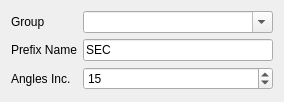
The window that widgets/define/create_section_cuts.ui (ebrahimraeyat/civilTools) describes before a commit, drawn with Qt 5.
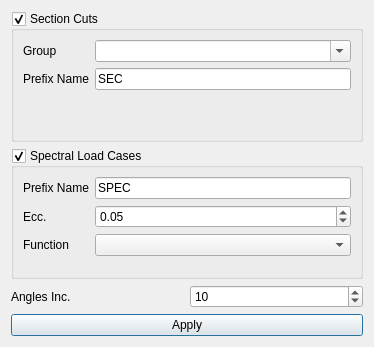
The same window after the commit. Icons and pictures are not drawn.

Commit message: Add angular loadcases

What changed in the file:
```diff
--- a/widgets/define/create_section_cuts.ui
+++ b/widgets/define/create_section_cuts.ui
@@ -6,8 +6,8 @@
    <rect>
     <x>0</x>
     <y>0</y>
-    <width>284</width>
-    <height>102</height>
+    <width>374</width>
+    <height>347</height>
    </rect>
   </property>
   <property name="windowTitle">
@@ -17,36 +17,113 @@
    <iconset>
     <normaloff>:/cfactor/images/cut.svg</normaloff>:/cfactor/images/cut.svg</iconset>
   </property>
-  <layout class="QGridLayout" name="gridLayout">
-   <item row="2" column="0" colspan="2">
-    <widget class="QLabel" name="label_3">
+  <layout class="QVBoxLayout" name="verticalLayout">
+   <item>
+    <widget class="QGroupBox" name="cuts_groupbox">
+     <property name="title">
+      <string>Section Cuts</string>
+     </property>
+     <property name="checkable">
+      <bool>true</bool>
+     </property>
+     <layout class="QFormLayout" name="formLayout">
+      <item row="0" column="0">
+       <widget class="QLabel" name="label">
      <property name="text">
-      <string>Angles Inc.</string>
+         <string>Group</string>
      </property>
     </widget>
    </item>
-   <item row="0" column="2">
+      <item row="0" column="1">
     <widget class="QComboBox" name="group">
      <property name="editable">
       <bool>true</bool>
      </property>
     </widget>
    </item>
-   <item row="1" column="0" colspan="2">
+      <item row="1" column="0">
     <widget class="QLabel" name="label_2">
      <property name="text">
       <string>Prefix Name</string>
      </property>
     </widget>
    </item>
+      <item row="1" column="1">
+       <widget class="QLineEdit" name="prefix_name">
+        <property name="text">
+         <string>SEC</string>
+        </property>
+       </widget>
+      </item>
+     </layout>
+    </widget>
+   </item>
+   <item>
+    <widget class="QGroupBox" name="spec_groupbox">
+     <property name="title">
+      <string>Spectral Load Cases</string>
+     </property>
+     <property name="checkable">
+      <bool>true</bool>
+     </property>
+     <layout class="QFormLayout" name="formLayout_2">
    <item row="0" column="0">
-    <widget class="QLabel" name="label">
+       <widget class="QLabel" name="label_4">
      <property name="text">
-      <string>Group</string>
+         <string>Prefix Name</string>
      </property>
     </widget>
    </item>
-   <item row="2" column="2">
+      <item row="0" column="1">
+       <widget class="QLineEdit" name="spec_prefix_name">
+        <property name="text">
+         <string>SPEC</string>
+        </property>
+       </widget>
+      </item>
+      <item row="1" column="0">
+       <widget class="QLabel" name="label_6">
+        <property name="text">
+         <string>Ecc.</string>
+        </property>
+       </widget>
+      </item>
+      <item row="1" column="1">
+       <widget class="QDoubleSpinBox" name="ecc_spinbox">
+        <property name="maximum">
+         <double>0.500000000000000</double>
+        </property>
+        <property name="singleStep">
+         <double>0.050000000000000</double>
+        </property>
+        <property name="value">
+         <double>0.050000000000000</double>
+        </property>
+       </widget>
+      </item>
+      <item row="2" column="0">
+       <widget class="QLabel" name="label_5">
+        <property name="text">
+         <string>Function</string>
+        </property>
+       </widget>
+      </item>
+      <item row="2" column="1">
+       <widget class="QComboBox" name="function_combobox"/>
+      </item>
+     </layout>
+    </widget>
+   </item>
+   <item>
+    <layout class="QHBoxLayout" name="horizontalLayout">
+     <item>
+      <widget class="QLabel" name="label_3">
+       <property name="text">
+        <string>Angles Inc.</string>
+       </property>
+      </widget>
+     </item>
+     <item>
     <widget class="QSpinBox" name="angles_inc">
      <property name="suffix">
       <string/>
@@ -55,20 +132,32 @@
       <number>5</number>
      </property>
      <property name="maximum">
-      <number>20</number>
+        <number>100</number>
      </property>
      <property name="singleStep">
       <number>5</number>
      </property>
      <property name="value">
-      <number>15</number>
+        <number>10</number>
      </property>
     </widget>
    </item>
-   <item row="1" column="2">
-    <widget class="QLineEdit" name="prefix_name">
+    </layout>
+   </item>
+   <item>
+    <widget class="QPushButton" name="accept_pushbutton">
      <property name="text">
-      <string>SEC</string>
+      <string>Apply</string>
+     </property>
+     <property name="icon">
+      <iconset resource="../../civiltools.qrc">
+       <normaloff>:/civiltools/images/etabs.png</normaloff>:/civiltools/images/etabs.png</iconset>
+     </property>
+     <property name="iconSize">
+      <size>
+       <width>60</width>
+       <height>60</height>
+      </size>
      </property>
     </widget>
    </item>
```
Left out of the diff: 6 changed lines with no effect on the pictures. Lines whose indentation alone changed are shown as unchanged. The commit also changes 2 other files.
